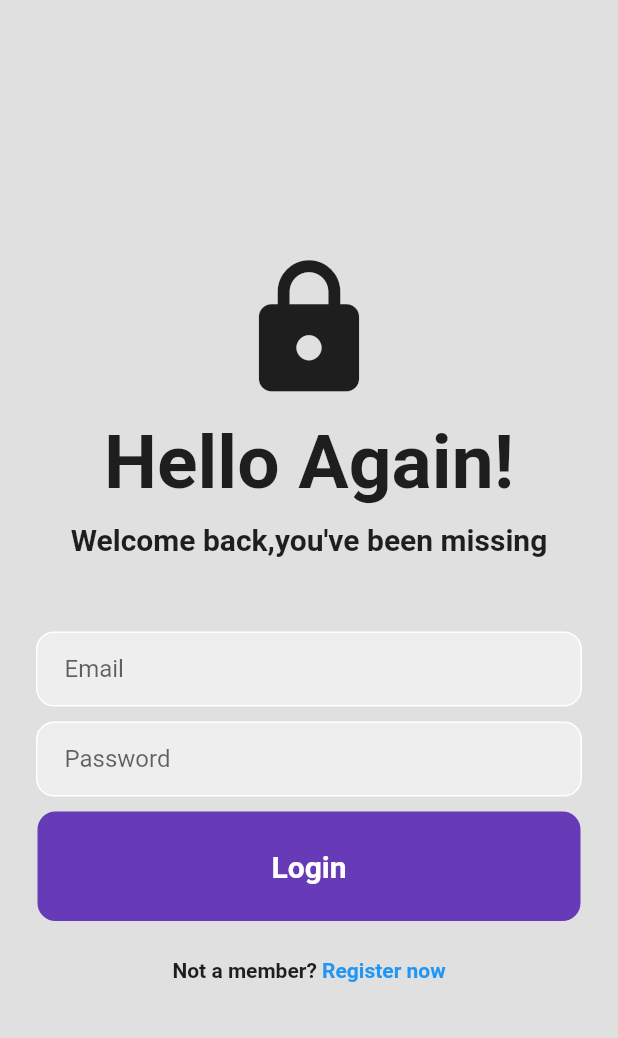
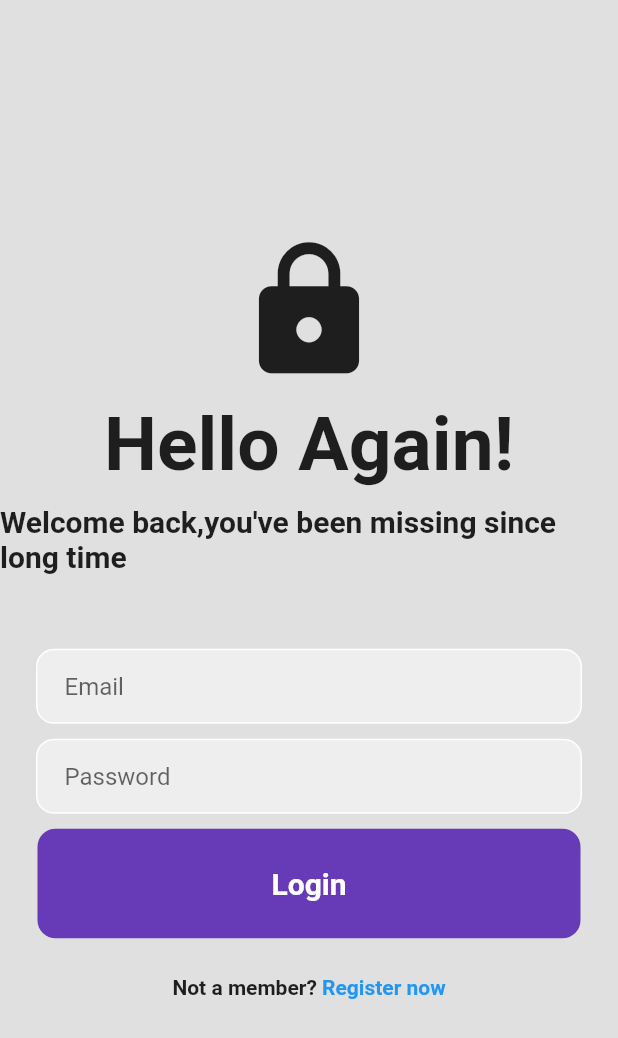
Before and after one commit to azizfaizan/MyFirstFlutterApplication, a Flutter app: the screen it shows after launch, on a phone screen of 412 x 824 dp. Shown: the top 1038 px of the screen. Run offline on Flutter 3.47's test engine with Material 2 defaults, Android fonts, the phone set to English and light mode, and no system bars.

Commit message:
string changed

```diff
--- a/lib/Login_Page.dart
+++ b/lib/Login_Page.dart
@@ -34,7 +34,7 @@ class LoginPageState extends State<LoginPage> {
                 height: 10,
               ),
               Text(
-                "Welcome back,you\'ve been missing",
+                "Welcome back,you\'ve been missing since long time",
                 style: TextStyle(fontWeight: FontWeight.bold, fontSize: 20),
               ),
               SizedBox(height: 50),
```
